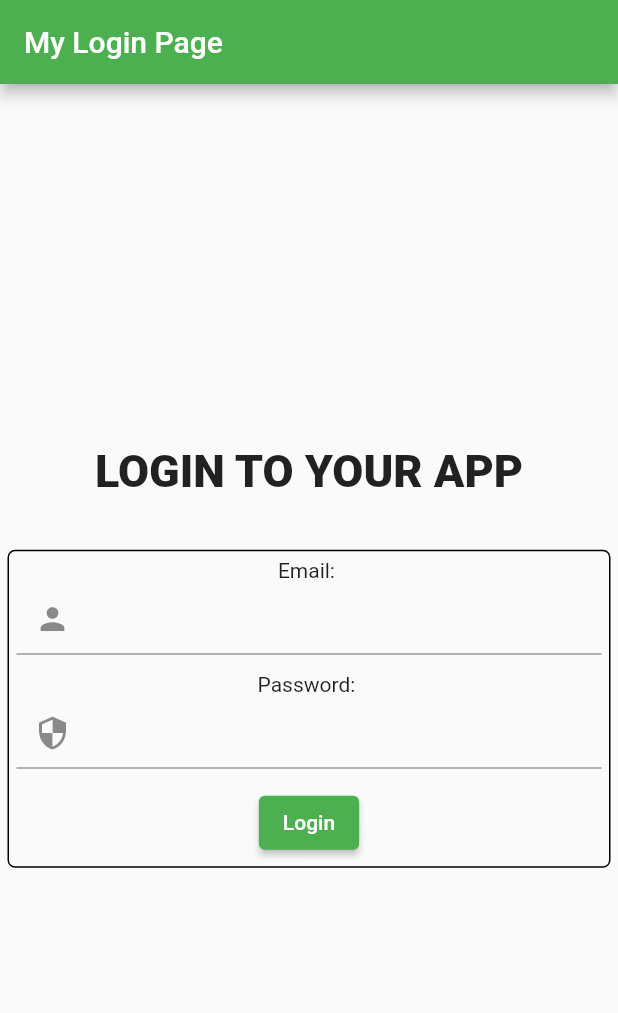
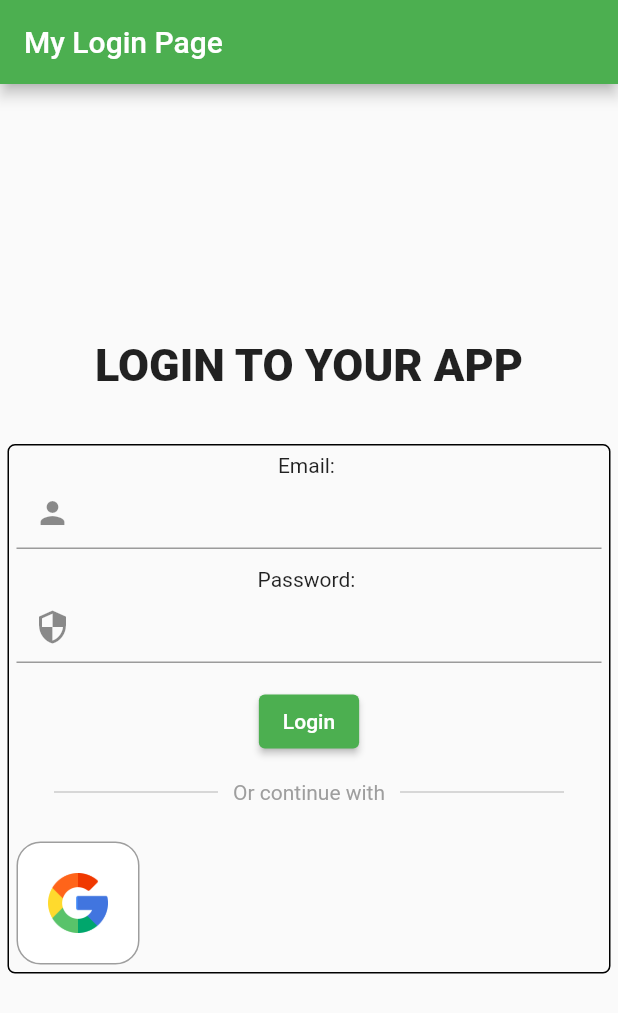
Before and after one commit to nqianhuiii/MentorMentee, a Flutter app: the screen it shows after launch, on a phone screen of 412 x 824 dp. Shown: the top 1013 px of the screen. Run offline on Flutter 3.47's test engine with Material 2 defaults, Android fonts, the phone set to English and light mode, and no system bars; our stand-ins replace firebase_auth, firebase_core, google_sign_in; accounts and stored records are empty.

Commit message:
add sign in divider

```diff
--- a/lib/auth.dart
+++ b/lib/auth.dart
@@ -1,6 +1,7 @@
 import 'package:firebase_auth/firebase_auth.dart';
 import 'package:flutter/material.dart';
 import 'package:flutter_application_1/home.dart'; //another form of import other than like the below one
+import 'package:google_sign_in/google_sign_in.dart';
 import 'login.dart';
 
 class Authentication extends StatefulWidget {
--- a/lib/drawer.dart
+++ b/lib/drawer.dart
@@ -19,7 +19,7 @@ class NavDrawer extends StatelessWidget {
           ListTile(
             title: const Text('Sign Out'),
             onTap: () {
-              // update the state of the app
+              // update the state of the app - sign out
               FirebaseAuth.instance.signOut();
               // then close the drawer
               Navigator.pop(context);
--- a/lib/home.dart
+++ b/lib/home.dart
@@ -9,7 +9,7 @@ class Home extends StatelessWidget {
   @override
   Widget build(BuildContext context) {
     return Scaffold(
-        drawer: NavDrawer(),
+        drawer: const NavDrawer(),
         appBar: AppBar(
           title: const Text("My Home Page"),
         ),
--- a/lib/login.dart
+++ b/lib/login.dart
@@ -1,6 +1,5 @@
 import 'package:firebase_auth/firebase_auth.dart';
 import 'package:flutter/material.dart';
-
 
 class MyLoginPage extends StatefulWidget {
   const MyLoginPage({Key? key, required this.title}) : super(key: key);
@@ -30,6 +29,7 @@ class _MyLoginPageState extends State<MyLoginPage> {
           email: _emailController.text.trim(),
           password: _passwordController.text.trim());
     } on FirebaseAuthException catch (e) {
+      // ignore: avoid_print
       print(e.toString());
       const alert = AlertDialog(
         title: Text("Error sign in"),
@@ -41,7 +41,7 @@ class _MyLoginPageState extends State<MyLoginPage> {
           // 2. retrieve theme data
           // 3. call overlay widget
           context: context,
-        builder: (context)=>alert);
+          builder: (context) => alert);
     }
   }
 
@@ -63,24 +63,90 @@ class _MyLoginPageState extends State<MyLoginPage> {
             decoration: BoxDecoration(
                 border: Border.all(color: Colors.black),
                 borderRadius: BorderRadius.circular(5.0)),
-            child:
-                Column(mainAxisAlignment: MainAxisAlignment.center, children: [
+            child: Column(
+              mainAxisAlignment: MainAxisAlignment.center,
+              children: [
                 const Text('Email: '),
                 TextField(
                   decoration:
                       const InputDecoration(prefixIcon: Icon(Icons.person)),
                   controller: _emailController,
                 ),
+
                 const SizedBox(height: 12),
+
                 const Text('Password: '),
                 TextField(
                     obscureText: true,
                     controller: _passwordController,
-                  decoration:
-                      const InputDecoration(prefixIcon: Icon(Icons.security))),
-              const SizedBox(height: 12),
+                    decoration: const InputDecoration(
+                        prefixIcon: Icon(Icons.security))),
+
+                const SizedBox(height: 15),
+
                 ElevatedButton(onPressed: login, child: const Text('Login')),
-            ]),
+
+                const SizedBox(height: 15),
+
+                // or continue with (sign in option)
+                Padding(
+                  padding: const EdgeInsets.symmetric(horizontal: 25.0),
+                  child: Row(
+                    // ignore: prefer_const_literals_to_create_immutables
+                    children: [
+                      // ignore: prefer_const_constructors
+                      Expanded(
+                        child: const Divider(
+                          thickness: 0.5,
+                          color: Colors.grey,
+                        ),
+                      ),
+
+                      // ignore: prefer_const_constructors
+                      Padding(
+                        padding: const EdgeInsets.symmetric(horizontal: 10.0),
+                        child: const Text('Or continue with',
+                            style: TextStyle(color: Colors.grey)),
+                      ),
+
+                      const Expanded(
+                        child: Divider(
+                          thickness: 0.5,
+                          color: Colors.grey,
+                        ),
+                      ),
+                    ],
+                  ),
+                ),
+
+                const SizedBox(height: 25),
+
+                // google sign in
+                Row(
+                  children: [
+
+                    //google button
+                    Container(
+                      padding: const EdgeInsets.all(20),
+                      decoration: BoxDecoration(
+                        border: Border.all(color: Colors.grey),
+                        borderRadius: BorderRadius.circular(16),
+                        color: Colors.white,
+                      ),
+
+                        child: Image.asset(
+                        "lib/images/google.png",
+                        height: 40,
+                        ),
+
+                    ),
+
+
+
+                  ],
+                )
+              ],
+            ),
           ),
         ],
       ),
```
Also changed, not shown: pubspec.yaml (+6 -3 lines), lib/images/google.png (added), pubspec.lock. Lines whose indentation alone changed are shown as unchanged.
